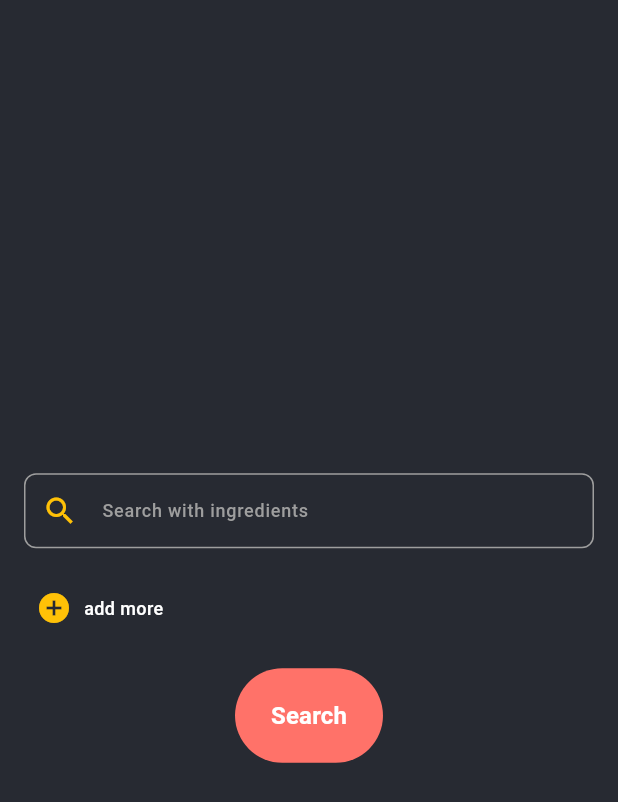
After one commit to ahmedaboslah/confuse-choose, a Flutter app: the SearchView screen opened by its route, on a phone screen of 412 x 824 dp. The commit adds this screen. Shown: the top 802 px of the screen. Run offline on Flutter 3.47's test engine with Material 3 defaults, Android fonts, the phone set to English and light mode, and no system bars; our stand-ins replace go_router.

Commit message:
Search view page

```diff
--- a/lib/core/utils/app_router.dart
+++ b/lib/core/utils/app_router.dart
@@ -3,6 +3,7 @@ import 'package:confuse/core/widgets/bottom_navigation_bar.dart';
 import 'package:confuse/features/Category/Category_veiw.dart';
 import 'package:confuse/features/Home/presentation/view/home_view.dart';
 import 'package:confuse/features/Splash/presentation/view/splash_view.dart';
+import 'package:confuse/features/search/presentation/view/search_view.dart';
 import 'package:go_router/go_router.dart';
 
 abstract class AppRouter{
@@ -12,6 +13,7 @@ abstract class AppRouter{
 
       GoRoute(path:  HomeView.routename, builder: (context, state) => const HomeView(),),
       GoRoute(path:  PageViewShowed.pageviewid, builder: (context, state) => const PageViewShowed(),),
-      GoRoute(path:  CategoryVeiw.categoryVeiwid, builder: (context, state) => const CategoryVeiw(),)
+      GoRoute(path:  CategoryVeiw.categoryVeiwid, builder: (context, state) => const CategoryVeiw(),),
+      GoRoute(path:  SearchView.searchViewId, builder: (context, state) => const SearchView(),),
      ]);
 }
--- a/lib/core/widgets/bottom_navigation_bar.dart
+++ b/lib/core/widgets/bottom_navigation_bar.dart
@@ -45,6 +45,7 @@
 // }
 import 'package:confuse/core/utils/colors.dart';
 import 'package:confuse/features/Home/presentation/view/home_view.dart';
+import 'package:confuse/features/search/presentation/view/search_view.dart';
 import 'package:flutter/material.dart';
 
 
@@ -58,7 +59,7 @@ class PageViewShowed extends StatefulWidget {
 class _PageViewShowedState extends State<PageViewShowed> {
   List<Widget> pages = [
     const HomeView(),
-     const HomeView(),
+     const SearchView(),
       const HomeView(),
 
   ];
@@ -89,7 +90,7 @@ class _PageViewShowedState extends State<PageViewShowed> {
                 items: const <BottomNavigationBarItem>[
                   BottomNavigationBarItem(icon: Icon(Icons.home), label: ''),
                   BottomNavigationBarItem(
-                      icon: Icon(Icons.lens_blur_sharp), label: ''),
+                      icon: Icon(Icons.search_outlined), label: ''),
                   BottomNavigationBarItem(icon: Icon(Icons.person), label: ''),
                 ]),
           ),
--- /dev/null
+++ b/lib/features/search/presentation/view/search_view.dart
@@ -0,0 +1,13 @@
+import 'package:confuse/features/search/presentation/view/widgets/search_view_body.dart';
+import 'package:flutter/material.dart';
+
+class SearchView extends StatelessWidget {
+  const SearchView({super.key});
+static const searchViewId='/SearchView';
+  @override
+  Widget build(BuildContext context) {
+    return const Scaffold(
+      body: SearchViewBody(),
+    );
+  }
+}
--- /dev/null
+++ b/lib/features/search/presentation/view/widgets/add_more.dart
@@ -0,0 +1,35 @@
+import 'package:confuse/core/utils/app_styles.dart';
+import 'package:flutter/material.dart';
+
+class AddMore extends StatelessWidget {
+  const AddMore({
+    super.key,
+    this.onTap,
+  });
+  final void Function()? onTap;
+  @override
+  Widget build(BuildContext context) {
+    return Padding(
+      padding: const EdgeInsets.symmetric(horizontal: 24, vertical: 28),
+      child: GestureDetector(
+        onTap: onTap,
+        child: const Row(
+          crossAxisAlignment: CrossAxisAlignment.center,
+          children: [
+            Icon(
+              Icons.add_circle,
+              color: Colors.amber,
+            ),
+            SizedBox(
+              width: 8,
+            ),
+            Text(
+              'add more',
+              style: TextAppStyles.medium12,
+            )
+          ],
+        ),
+      ),
+    );
+  }
+}
--- /dev/null
+++ b/lib/features/search/presentation/view/widgets/search_field.dart
@@ -0,0 +1,40 @@
+
+import 'package:confuse/core/utils/app_styles.dart';
+import 'package:confuse/core/utils/colors.dart';
+import 'package:flutter/material.dart';
+
+class Searchfield extends StatelessWidget {
+  const Searchfield({
+    super.key, this.onChanged, this.onSaved,
+  });
+final void Function(String?)? onChanged;
+final void Function(String?)? onSaved;
+  @override
+  Widget build(BuildContext context) {
+    return Padding(
+      padding: const EdgeInsets.symmetric(horizontal: 16),
+      child: TextFormField(
+        onChanged: onChanged,
+        onSaved: onSaved,
+        style: TextAppStyles.medium12,
+        decoration: InputDecoration(
+          hintText: 'Search with ingredients',
+          hintStyle: TextAppStyles.medium12.copyWith(color: Colors.grey),
+          prefixIcon: const Icon(Icons.search_outlined,color: Colors.amber,),
+          enabledBorder: OutlineInputBorder(
+            borderRadius: BorderRadius.circular(8),
+            borderSide: const BorderSide(
+              color: Colors.grey,
+            ),
+          ),
+          focusedBorder: OutlineInputBorder(
+            borderRadius: BorderRadius.circular(8),
+            borderSide: const BorderSide(
+              color: colors.buttonColor,
+            ),
+          ),
+        ),
+      ),
+    );
+  }
+}
--- /dev/null
+++ b/lib/features/search/presentation/view/widgets/search_view_body.dart
@@ -0,0 +1,69 @@
+import 'package:confuse/core/utils/app_styles.dart';
+import 'package:confuse/core/utils/colors.dart';
+import 'package:confuse/features/search/presentation/view/widgets/add_more.dart';
+import 'package:confuse/features/search/presentation/view/widgets/search_field.dart';
+import 'package:flutter/material.dart';
+
+import 'choosen_ingredeints.dart';
+
+class SearchViewBody extends StatefulWidget {
+  const SearchViewBody({super.key});
+
+  @override
+  State<SearchViewBody> createState() => _SearchViewBodyState();
+}
+
+class _SearchViewBodyState extends State<SearchViewBody> {
+  String? ing;
+  List<String> ingerdients = [];
+
+  @override
+  Widget build(BuildContext context) {
+    return Column(
+      mainAxisAlignment: MainAxisAlignment.center,
+      children: [
+        Searchfield(
+          onChanged: (value) {
+            ing = value;
+          },
+        ),
+        Visibility(
+          visible: ingerdients.isNotEmpty,
+          child: SizedBox(
+            height: 60,
+            width: double.infinity,
+            child: ChoosenIngredeints(ingerdients: ingerdients),
+          ),
+        ),
+        AddMore(
+          onTap: () {
+            if (ing != null && ing!.isNotEmpty) {
+              setState(() {
+                ingerdients.add(ing!);
+                ing = '';
+              });
+            } else {
+              ScaffoldMessenger.of(context).showSnackBar(
+                const SnackBar(
+                  content: Text('please enter something'),
+                ),
+              );
+            }
+          },
+        ),
+         TextButton(
+          onPressed: () {},
+          style: const ButtonStyle(
+              backgroundColor: WidgetStatePropertyAll(colors.buttonColor)),
+           child:  const Padding(
+            padding: EdgeInsets.all(12),
+            child: Text(
+              'Search',
+              style: TextAppStyles.bold16,
+            ),
+          ),
+        )
+      ],
+    );
+  }
+}
```
Also changed, not shown: lib/features/search/presentation/view/widgets/choosen_ingredeints.dart (added, +42 -0 lines).
